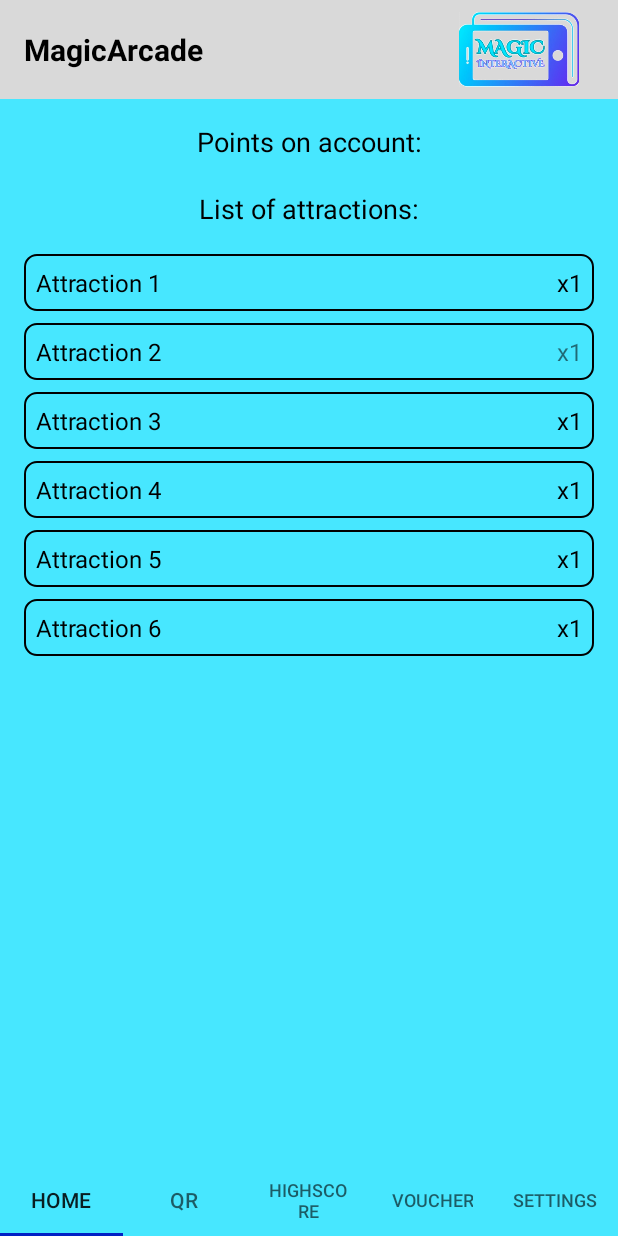
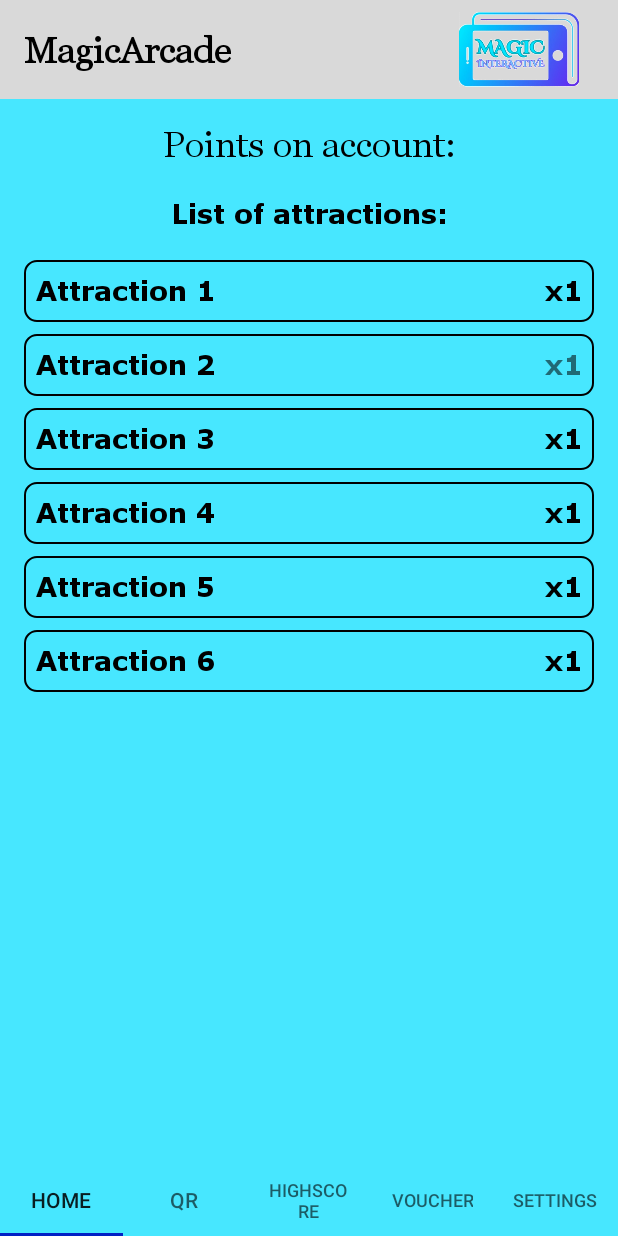
Before and after one commit to A2Essteling/Magic_arcade_app, an Android app: the HomeFragment screen opened directly, with no data from a screen before it, on a phone screen of 412 x 824 dp. Run offline under Robolectric (Android 15) with nearby library versions, the phone set to English and light mode, and no system bars; libraries missing offline, so code that uses them is left out: com.google.zxing.integration.

Commit message:
Added fonts
Added and implemented Georgia and Verdana fonts

```diff
--- a/app/src/main/res/layout/activity_main.xml
+++ b/app/src/main/res/layout/activity_main.xml
@@ -21,9 +21,10 @@
             android:layout_width="wrap_content"
             android:layout_height="wrap_content"
             android:text="@string/app_name"
-            android:textSize="20sp"
+            android:textSize="24sp"
             android:textStyle="bold"
             android:textColor="@color/black"
+            android:fontFamily="@font/georgia"
             app:layout_constraintStart_toStartOf="parent"
             app:layout_constraintTop_toTopOf="parent"
             app:layout_constraintBottom_toBottomOf="parent"
--- a/app/src/main/res/layout/fragment_connect.xml
+++ b/app/src/main/res/layout/fragment_connect.xml
@@ -11,6 +11,8 @@
         android:layout_height="wrap_content"
         android:text="Settings Tab"
         android:textColor="@color/black"
+        android:fontFamily="@font/verdana"
+        android:textSize="18sp"
         app:layout_constraintBottom_toBottomOf="parent"
         app:layout_constraintEnd_toEndOf="parent"
         app:layout_constraintStart_toStartOf="parent"
--- a/app/src/main/res/layout/fragment_home.xml
+++ b/app/src/main/res/layout/fragment_home.xml
@@ -12,8 +12,9 @@
         android:layout_width="wrap_content"
         android:layout_height="wrap_content"
         android:text="@string/points_on_account"
-        android:textSize="18sp"
+        android:textSize="24sp"
         android:textColor="@color/black"
+        android:fontFamily="@font/georgia"
         app:layout_constraintEnd_toEndOf="parent"
         app:layout_constraintStart_toStartOf="parent"
         tools:layout_editor_absoluteY="102dp" />
@@ -26,6 +27,7 @@
         android:textSize="18sp"
         android:layout_marginTop="20dp"
         android:textColor="@color/black"
+        android:fontFamily="@font/verdana"
         app:layout_constraintTop_toBottomOf="@id/textViewPoints"
         app:layout_constraintStart_toStartOf="parent"
         app:layout_constraintEnd_toEndOf="parent"/>
@@ -62,7 +64,8 @@
                     android:layout_width="wrap_content"
                     android:layout_height="wrap_content"
                     android:text="@string/attraction_1"
-                    android:textSize="16sp"
+                    android:textSize="18sp"
+                    android:fontFamily="@font/verdana"
                     android:textColor="@color/black"/>
 
                 <TextView
@@ -71,7 +74,8 @@
                     android:layout_height="wrap_content"
                     android:layout_gravity="end"
                     android:text="@string/multiplier_x1"
-                    android:textSize="16sp"
+                    android:textSize="18sp"
+                    android:fontFamily="@font/verdana"
                     android:textColor="@color/black"/>
 
             </FrameLayout>
@@ -98,7 +102,8 @@
                     android:layout_width="wrap_content"
                     android:layout_height="wrap_content"
                     android:text="@string/attraction_2"
-                    android:textSize="16sp"
+                    android:textSize="18sp"
+                    android:fontFamily="@font/verdana"
                     android:textColor="@color/black"/>
 
                 <TextView
@@ -107,7 +112,8 @@
                     android:layout_height="wrap_content"
                     android:layout_gravity="end"
                     android:text="@string/multiplier_x1"
-                    android:textSize="16sp" />
+                    android:textSize="18sp"
+                    android:fontFamily="@font/verdana"/>
 
             </FrameLayout>
 
@@ -133,7 +139,8 @@
                     android:layout_height="wrap_content"
                     android:text="@string/attraction_3"
                     android:textColor="@color/black"
-                    android:textSize="16sp" />
+                    android:textSize="18sp"
+                    android:fontFamily="@font/verdana"/>
 
                 <TextView
                     android:id="@+id/attraction3Multiplier"
@@ -142,7 +149,8 @@
                     android:layout_gravity="end"
                     android:text="@string/multiplier_x1"
                     android:textColor="@color/black"
-                    android:textSize="16sp" />
+                    android:textSize="18sp"
+                    android:fontFamily="@font/verdana"/>
 
             </FrameLayout>
 
@@ -167,7 +175,8 @@
                     android:layout_width="wrap_content"
                     android:layout_height="wrap_content"
                     android:text="@string/attraction_4"
-                    android:textSize="16sp"
+                    android:textSize="18sp"
+                    android:fontFamily="@font/verdana"
                     android:textColor="@color/black"/>
 
                 <TextView
@@ -176,7 +185,8 @@
                     android:layout_height="wrap_content"
                     android:layout_gravity="end"
                     android:text="@string/multiplier_x1"
-                    android:textSize="16sp"
+                    android:textSize="18sp"
+                    android:fontFamily="@font/verdana"
                     android:textColor="@color/black"/>
 
             </FrameLayout>
@@ -202,7 +212,8 @@
                     android:layout_width="wrap_content"
                     android:layout_height="wrap_content"
                     android:text="@string/attraction_5"
-                    android:textSize="16sp"
+                    android:textSize="18sp"
+                    android:fontFamily="@font/verdana"
                     android:textColor="@color/black"/>
 
                 <TextView
@@ -211,8 +222,9 @@
                     android:layout_height="wrap_content"
                     android:layout_gravity="end"
                     android:text="@string/multiplier_x1"
-                    android:textSize="16sp"
-                    android:textColor="@color/black"/>
+                    android:textSize="18sp"
+                    android:textColor="@color/black"
+                    android:fontFamily="@font/verdana"/>
 
             </FrameLayout>
 
@@ -237,7 +249,8 @@
                     android:layout_width="wrap_content"
                     android:layout_height="wrap_content"
                     android:text="@string/attraction_6"
-                    android:textSize="16sp"
+                    android:textSize="18sp"
+                    android:fontFamily="@font/verdana"
                     android:textColor="@color/black"/>
 
                 <TextView
@@ -246,7 +259,8 @@
                     android:layout_height="wrap_content"
                     android:layout_gravity="end"
                     android:text="@string/multiplier_x1"
-                    android:textSize="16sp"
+                    android:textSize="18sp"
+                    android:fontFamily="@font/verdana"
                     android:textColor="@color/black"/>
 
             </FrameLayout>
--- a/app/src/main/res/layout/fragment_qr.xml
+++ b/app/src/main/res/layout/fragment_qr.xml
@@ -15,6 +15,8 @@
         android:layout_marginTop="340dp"
         android:layout_marginEnd="137dp"
         android:text="Scan QR code"
+        android:fontFamily="@font/verdana"
+        android:textSize="18sp"
         android:backgroundTint="@color/gray"
         app:layout_constraintEnd_toEndOf="parent"
         app:layout_constraintHorizontal_bias="0.0"
--- a/app/src/main/res/layout/item_score.xml
+++ b/app/src/main/res/layout/item_score.xml
@@ -11,6 +11,8 @@
         android:layout_height="wrap_content"
         android:layout_weight="1"
         android:text="Name"
+        android:fontFamily="@font/verdana"
+        android:textSize="18sp"
         android:textColor="@color/black"/>
 
     <TextView
@@ -18,5 +20,7 @@
         android:layout_width="wrap_content"
         android:layout_height="wrap_content"
         android:text="Score"
+        android:fontFamily="@font/verdana"
+        android:textSize="18sp"
         android:textColor="@color/black"/>
 </LinearLayout>
--- a/app/src/main/res/layout/item_voucher.xml
+++ b/app/src/main/res/layout/item_voucher.xml
@@ -18,7 +18,8 @@
         android:layout_width="0dp"
         android:layout_height="wrap_content"
         android:layout_weight="1"
-        android:textSize="16sp"
+        android:fontFamily="@font/verdana"
+        android:textSize="18sp"
         android:textColor="@color/black"/>
 
 </LinearLayout>
```
Also changed, not shown: app/src/main/res/font/fonts.xml (added, +15 -0 lines), app/src/main/res/layout/activity_login.xml (+9 -2 lines), app/src/main/res/layout/fragment_voucher.xml (+7 -0 lines), app/src/main/res/font/georgia.ttf (added), app/src/main/res/font/verdana.ttf (added).
